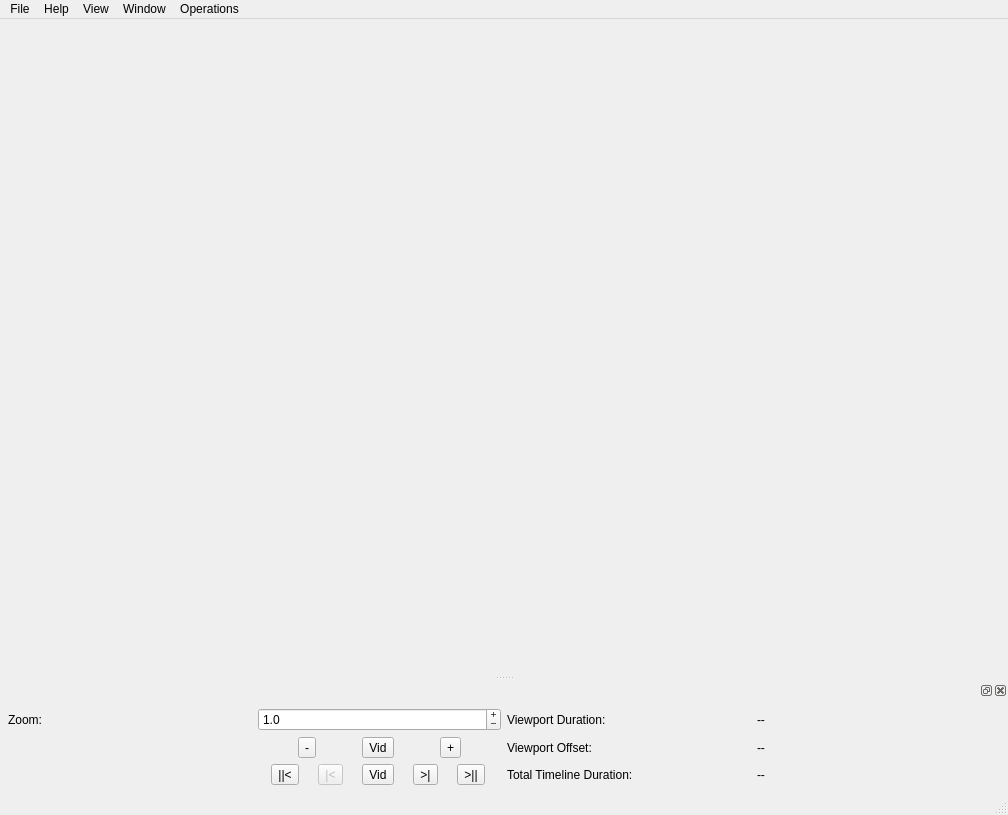
This is GUI/MainWindow/MainWindow.ui in BrendonWatsonLab/PhoPyQtTimelinePlotter as Qt 5 draws it before an edit. The edited form follows.
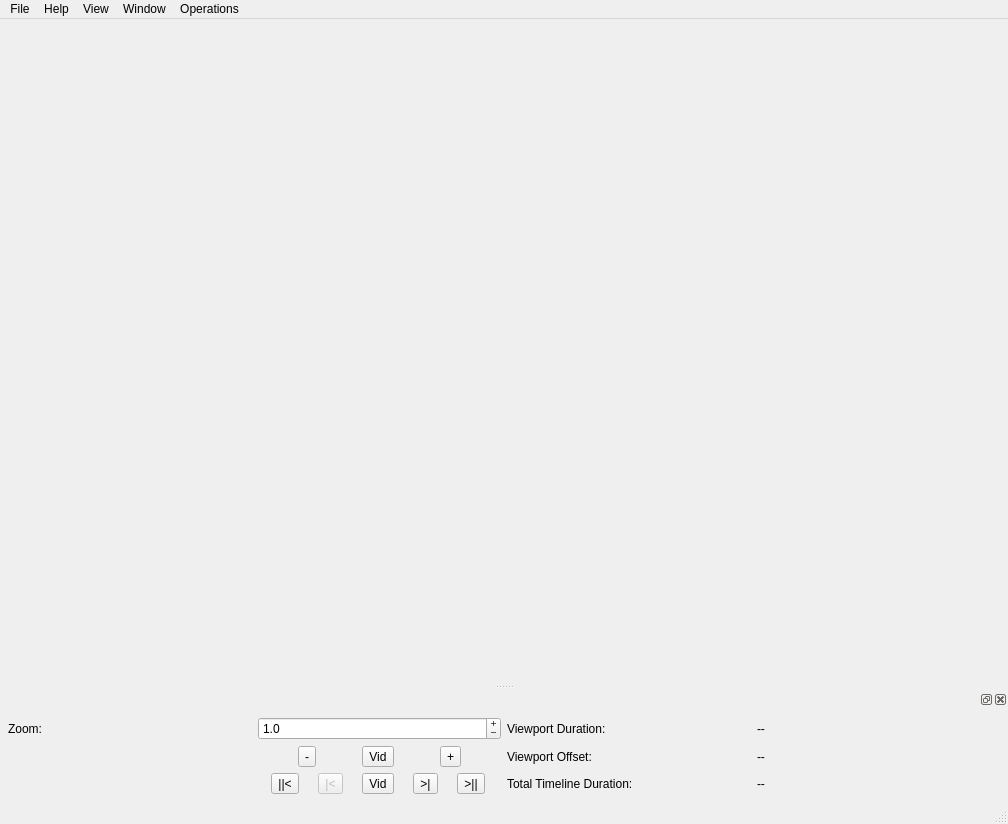
This is the edited form. Icons and pictures are not drawn.

Commit message: Started to try to add-in actigraphy file loading

```diff
--- a/GUI/MainWindow/MainWindow.ui
+++ b/GUI/MainWindow/MainWindow.ui
@@ -10,7 +10,7 @@
     <x>0</x>
     <y>0</y>
     <width>1008</width>
-    <height>815</height>
+    <height>824</height>
    </rect>
   </property>
   <property name="minimumSize">
```
Left out of the diff: 20 changed lines with no effect on the pictures. The commit also changes 2 other files.
